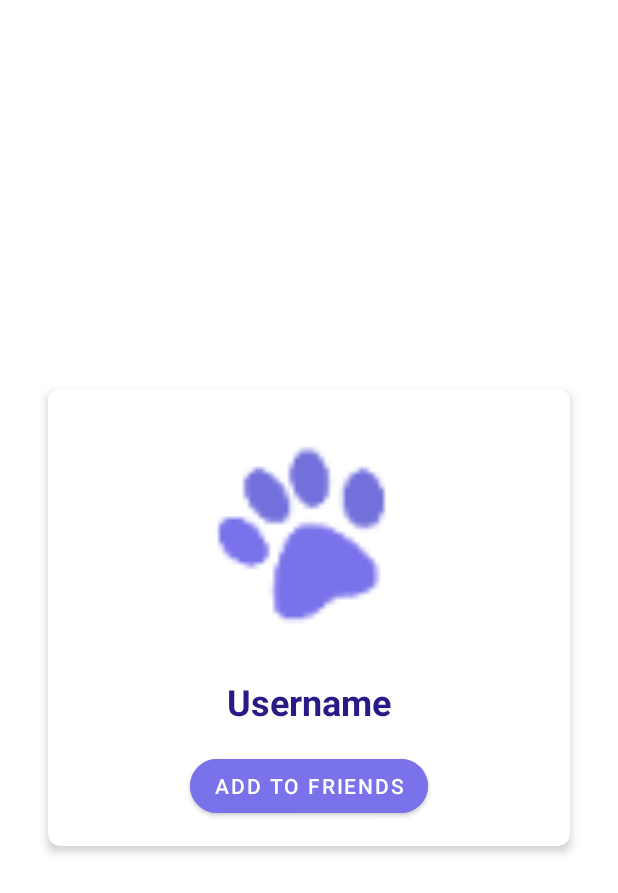
After one commit to AngelinaSudenkova/Pawty, an Android app: the fragment FullImageFragment placed in its activity, on a phone screen of 412 x 824 dp. The commit adds this screen. Shown: the top 893 px of the screen. Run offline under Robolectric (Android 15) with nearby library versions, the phone set to English and light mode, and no system bars; our stand-ins replace CircleImageView, Firebase (no records; nobody signed in at launch, a user with empty details on screens opened directly); pictures from the network do not load; 3 statements that could not run were skipped.

Commit message:
Friend request fragment and full image viewing

```diff
--- a/app/src/main/AndroidManifest.xml
+++ b/app/src/main/AndroidManifest.xml
@@ -16,9 +16,12 @@
         android:theme="@style/Theme.Pawty"
         tools:targetApi="31">
         <activity
+            android:name=".FriendRequestActivity"
+            android:exported="false" />
+        <activity
             android:name=".ResetPasswordActivity"
             android:exported="false"
-            android:parentActivityName=".Login"/>
+            android:parentActivityName=".Login" />
         <activity
             android:name=".MessageActivity"
             android:exported="false" />
--- /dev/null
+++ b/app/src/main/java/com/example/pawty/FriendRequestActivity.java
@@ -0,0 +1,96 @@
+package com.example.pawty;
+
+import androidx.annotation.NonNull;
+import androidx.appcompat.app.AppCompatActivity;
+
+import android.content.Intent;
+import android.os.Bundle;
+import android.view.View;
+import android.widget.Button;
+import android.widget.TextView;
+
+import com.bumptech.glide.Glide;
+import com.example.pawty.Model.User;
+import com.google.firebase.auth.FirebaseAuth;
+import com.google.firebase.database.DataSnapshot;
+import com.google.firebase.database.DatabaseError;
+import com.google.firebase.database.DatabaseReference;
+import com.google.firebase.database.FirebaseDatabase;
+import com.google.firebase.database.ValueEventListener;
+
+import de.hdodenhof.circleimageview.CircleImageView;
+
+public class FriendRequestActivity extends AppCompatActivity {
+
+    TextView username;
+    Button buttonAdd, buttonSent, buttonCancel;
+    CircleImageView profileImage;
+    DatabaseReference reference;
+
+    String friendId;
+    User friend;
+
+    @Override
+    protected void onCreate(Bundle savedInstanceState) {
+        super.onCreate(savedInstanceState);
+        setContentView(R.layout.activity_friend_request);
+
+        username = findViewById(R.id.username);
+        buttonAdd = findViewById(R.id.buttonAdd);
+        buttonCancel = findViewById(R.id.buttonCancel);
+        buttonSent = findViewById(R.id.buttonSent);
+        profileImage = findViewById(R.id.profileImage);
+
+        Intent intent = getIntent();
+        friendId = intent.getStringExtra("userid");
+
+        reference = FirebaseDatabase.getInstance("https://pawty-db5ff-default-rtdb.europe-west1.firebasedatabase.app/").getReference("Users").child(friendId);
+        reference.addValueEventListener(new ValueEventListener() {
+            @Override
+            public void onDataChange(@NonNull DataSnapshot snapshot) {
+
+                friend = snapshot.getValue(User.class);
+                username.setText(friend.getUsername());
+                if(friend.getImageURL().equals("default")){
+                    profileImage.setImageResource(R.mipmap.ic_launcher);
+                }else{
+                    Glide.with(getApplicationContext()).load(friend.getImageURL()).into(profileImage);
+                }
+            }
+            @Override
+            public void onCancelled(@NonNull DatabaseError error) {
+
+            }
+        });
+
+        profileImage.setOnClickListener(new View.OnClickListener() {
+            @Override
+            public void onClick(View view) {
+                openFullScreenImage();
+            }
+        });
+
+
+
+    }
+
+    private void openFullScreenImage() {
+        // Create a new instance of the FullScreenImageFragment
+        FullImageFragment fragment = new FullImageFragment();
+
+        // Pass the image URL or resource to the fragment
+        Bundle args = new Bundle();
+        if (friend != null && !friend.getImageURL().equals("default")) {
+            args.putString("imageUrl", friend.getImageURL());
+        } else {
+            args.putInt("imageRes", R.mipmap.icon); // Replace with your default image resource
+        }
+        fragment.setArguments(args);
+
+        // Replace the fragment container with the FullScreenImageFragment
+        getSupportFragmentManager().beginTransaction()
+                .replace(android.R.id.content, fragment) // Use android.R.id.content to replace the whole activity's layout
+                .addToBackStack(null)
+                .commit();
+    }
+}
--- /dev/null
+++ b/app/src/main/java/com/example/pawty/FullImageFragment.java
@@ -0,0 +1,35 @@
+package com.example.pawty;
+
+import android.os.Bundle;
+import androidx.fragment.app.Fragment;
+import android.view.LayoutInflater;
+import android.view.View;
+import android.view.ViewGroup;
+import android.widget.ImageView;
+
+import com.bumptech.glide.Glide;
+
+public class FullImageFragment extends Fragment {
+
+        private ImageView imageView;
+
+        @Override
+        public View onCreateView(LayoutInflater inflater, ViewGroup container, Bundle savedInstanceState) {
+            View view = inflater.inflate(R.layout.fragment_full_image, container, false);
+
+            imageView = view.findViewById(R.id.fullImageView);
+
+            Bundle args = getArguments();
+            if (args != null) {
+                if (args.containsKey("imageRes")) {
+                    int imageRes = args.getInt("imageRes");
+                    imageView.setImageResource(imageRes);
+                } else if (args.containsKey("imageUrl")) {
+                    String imageUrl = args.getString("imageUrl");
+                    Glide.with(requireContext()).load(imageUrl).into(imageView);
+                }
+            }
+
+            return view;
+        }
+    }
--- /dev/null
+++ b/app/src/main/res/layout/activity_friend_request.xml
@@ -0,0 +1,93 @@
+<RelativeLayout xmlns:android="http://schemas.android.com/apk/res/android"
+    xmlns:app="http://schemas.android.com/apk/res-auto"
+    android:layout_width="match_parent"
+    android:layout_height="wrap_content"
+    android:background="@android:color/transparent">
+
+    <androidx.cardview.widget.CardView
+        android:layout_width="match_parent"
+        android:layout_height="wrap_content"
+        android:layout_marginTop="360dp"
+        android:layout_marginLeft="32dp"
+        android:layout_marginRight="32dp"
+        app:cardCornerRadius="8dp"
+        app:cardElevation="4dp"
+        android:layout_centerInParent="true"
+        android:background="@android:color/transparent">
+        >
+
+    <RelativeLayout
+            android:layout_width="match_parent"
+            android:layout_height="wrap_content"
+            android:padding="16dp">
+
+            <de.hdodenhof.circleimageview.CircleImageView
+                android:id="@+id/profileImage"
+                android:layout_width="160dp"
+                android:layout_height="160dp"
+                android:src="@mipmap/icon"
+                android:layout_centerHorizontal="true"
+                />
+
+            <TextView
+                android:id="@+id/username"
+                android:layout_width="wrap_content"
+                android:layout_height="wrap_content"
+                android:layout_marginStart="16dp"
+                android:layout_below="@id/profileImage"
+                android:layout_centerInParent="true"
+                android:paddingTop="16dp"
+                android:text="Username"
+                android:textColor="@color/darkBlue"
+                android:textSize="24sp"
+                android:textStyle="bold" />
+
+        <LinearLayout
+            android:layout_width="match_parent"
+            android:layout_height="wrap_content"
+            android:orientation="vertical"
+            android:layout_below="@+id/username"
+            android:layout_marginTop="16dp"
+            android:gravity="center_horizontal">
+
+            <Button
+                android:id="@+id/buttonAdd"
+                android:layout_width="wrap_content"
+                android:layout_height="wrap_content"
+                android:text="Add to friends"
+                android:backgroundTint="@color/purple"
+                app:cornerRadius="20dp"
+                android:textColor="@android:color/white" />
+
+            <Button
+                android:id="@+id/buttonSent"
+                android:layout_width="wrap_content"
+                android:layout_height="wrap_content"
+                android:text="The request has been sent"
+                android:visibility="gone"
+                android:backgroundTint="@color/green"
+                app:cornerRadius="20dp"
+                android:textColor="@android:color/white"
+                android:layout_marginTop="8dp" />
+
+            <Button
+                android:id="@+id/buttonCancel"
+                android:layout_width="wrap_content"
+                android:layout_height="wrap_content"
+                android:text="Cancel the request"
+                android:backgroundTint="#454545"
+                app:cornerRadius="20dp"
+                android:visibility="gone"
+                android:textColor="@android:color/white"
+                android:layout_marginTop="8dp" />
+
+        </LinearLayout>
+
+        </RelativeLayout>
+    </androidx.cardview.widget.CardView>
+
+    <FrameLayout
+        android:id="@+id/fragmentContainer"
+        android:layout_width="match_parent"
+        android:layout_height="match_parent" />
+</RelativeLayout>
--- a/app/src/main/res/layout/activity_register.xml
+++ b/app/src/main/res/layout/activity_register.xml
@@ -105,9 +105,9 @@
                 android:layout_height="60dp"
                 android:layout_marginTop="30dp"
                 android:backgroundTint="@color/purple"
+                app:cornerRadius="20dp"
                 android:text= "Register"
-                android:textSize="18sp"
-                app:cornerRadius="20dp" />
+                android:textSize="18sp" />
 
             <TextView
                 android:id="@+id/error"
```
Also changed, not shown: app/src/main/java/com/example/pawty/Adapter/UserAdapter.java (+10 -3 lines), app/src/main/res/layout/fragment_full_image.xml (added, +15 -0 lines).
